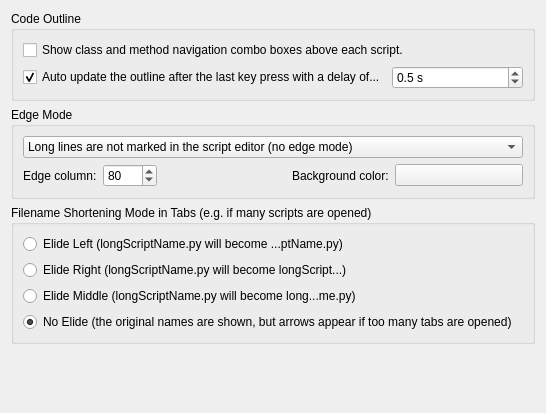
Above: Qitom/ui/widgetPropEditorScripts.ui from itom-project/itom before the change. Below: the same form after it.
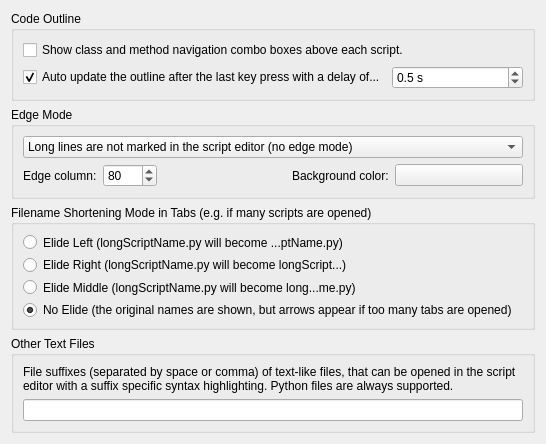
That is the form after the change. Custom widgets are drawn as their Qt base class.

Commit message: Add generic syntax highlighter and support for additional text file types

What changed in the file:
```diff
--- a/Qitom/ui/widgetPropEditorScripts.ui
+++ b/Qitom/ui/widgetPropEditorScripts.ui
@@ -185,6 +185,28 @@
      </layout>
     </widget>
    </item>
+   <item>
+    <widget class="QGroupBox" name="groupTextFiles">
+     <property name="title">
+      <string>Other Text Files</string>
+     </property>
+     <layout class="QVBoxLayout" name="verticalLayoutTextFiles">
+      <item>
+       <widget class="QLabel" name="lblTextFiles">
+        <property name="text">
+         <string>File suffixes (separated by space or comma) of text-like files, that can be opened in the script editor with a suffix specific syntax highlighting. Python files are always supported.</string>
+        </property>
+        <property name="wordWrap">
+         <bool>true</bool>
+        </property>
+       </widget>
+      </item>
+      <item>
+       <widget class="QLineEdit" name="editTextFileSuffixes"/>
+      </item>
+     </layout>
+    </widget>
+   </item>
    <item>
     <spacer name="verticalSpacer">
      <property name="orientation">
```
The commit also changes 54 other files.
